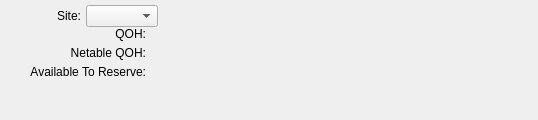
The window that guiclient/displays/dspReservations.ui (Pegasus-RPG/xtuple-client) describes before a commit, drawn with Qt 5.
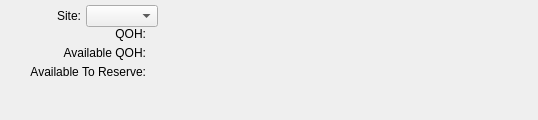
The same window after the commit. Custom widgets are drawn as their Qt base class.

```diff
--- a/guiclient/displays/dspReservations.ui
+++ b/guiclient/displays/dspReservations.ui
@@ -127,7 +127,7 @@
        <item row="1" column="0">
         <widget class="QLabel" name="_netableqohLit">
          <property name="text">
-          <string>Netable QOH:</string>
+          <string>Available QOH:</string>
          </property>
          <property name="alignment">
           <set>Qt::AlignRight|Qt::AlignTrailing|Qt::AlignVCenter</set>
```
Left out of the diff: 4 changed lines with no effect on the pictures.
